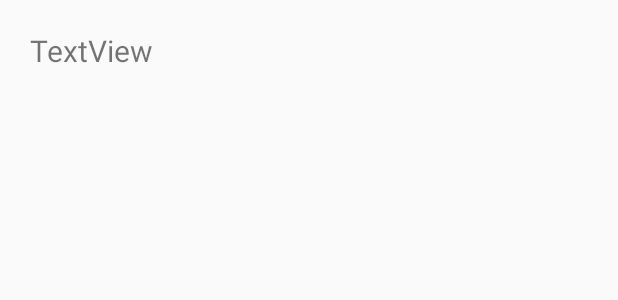
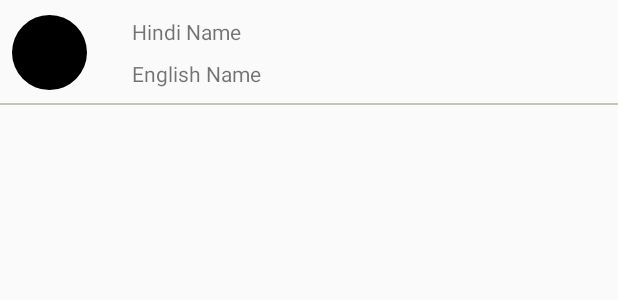
Before and after one commit to hashtag-it-consultancy/Aarti_Sangrah, an Android app: the layout audio_card.xml on its own in the app's theme, with its tools: preview values and no code run, on a phone screen of 412 x 824 dp. Shown: the top 300 px of the screen. Run offline under Robolectric (Android 15) with nearby library versions, the light colour scheme and no system bars.

Commit message:
Firebase Realtime Database to fetch names of Aartis and recyclerview UI

```diff
--- a/app/build.gradle
+++ b/app/build.gradle
@@ -1,5 +1,6 @@
 plugins {
     id 'com.android.application'
+    id 'com.google.gms.google-services'
 }
 
 android {
@@ -32,6 +33,7 @@ dependencies {
     implementation 'androidx.appcompat:appcompat:1.3.1'
     implementation 'com.google.android.material:material:1.4.0'
     implementation 'androidx.constraintlayout:constraintlayout:2.1.0'
+    implementation 'com.google.firebase:firebase-database:20.0.1'
     testImplementation 'junit:junit:4.+'
     androidTestImplementation 'androidx.test.ext:junit:1.1.3'
     androidTestImplementation 'androidx.test.espresso:espresso-core:3.4.0'
@@ -41,6 +43,9 @@ dependencies {
     //circular image
     implementation 'de.hdodenhof:circleimageview:3.1.0'
 
+    implementation 'com.github.bumptech.glide:glide:4.12.0'
+    annotationProcessor 'com.github.bumptech.glide:compiler:4.12.0'
+
     //Card View
 
 }
--- a/app/src/main/AndroidManifest.xml
+++ b/app/src/main/AndroidManifest.xml
@@ -1,6 +1,7 @@
 <?xml version="1.0" encoding="utf-8"?>
 <manifest xmlns:android="http://schemas.android.com/apk/res/android"
     package="com.example.aarti_sangrah">
+    <uses-permission android:name="android.permission.INTERNET"/>
 
     <application
         android:allowBackup="true"
--- a/app/src/main/res/layout/audio_card.xml
+++ b/app/src/main/res/layout/audio_card.xml
@@ -2,8 +2,8 @@
 <androidx.constraintlayout.widget.ConstraintLayout xmlns:android="http://schemas.android.com/apk/res/android"
     xmlns:app="http://schemas.android.com/apk/res-auto"
     xmlns:tools="http://schemas.android.com/tools"
-    android:layout_width="wrap_content"
-    android:layout_height="wrap_content">
+    android:layout_width="match_parent"
+    android:layout_height="70dp">
 
 
     <androidx.constraintlayout.widget.Guideline
@@ -11,52 +11,67 @@
         android:layout_width="wrap_content"
         android:layout_height="wrap_content"
         android:orientation="vertical"
-        app:layout_constraintGuide_begin="20dp" />
+        app:layout_constraintGuide_percent="0.02" />
 
     <androidx.constraintlayout.widget.Guideline
         android:id="@+id/guideline7"
         android:layout_width="wrap_content"
         android:layout_height="wrap_content"
         android:orientation="vertical"
-        app:layout_constraintGuide_end="20dp" />
+        app:layout_constraintGuide_percent="0.98" />
 
     <androidx.constraintlayout.widget.Guideline
         android:id="@+id/guideline8"
         android:layout_width="wrap_content"
         android:layout_height="wrap_content"
         android:orientation="horizontal"
-        app:layout_constraintGuide_begin="20dp" />
+        app:layout_constraintGuide_percent="0.95" />
 
     <androidx.constraintlayout.widget.Guideline
         android:id="@+id/guideline9"
         android:layout_width="wrap_content"
         android:layout_height="wrap_content"
         android:orientation="horizontal"
-        app:layout_constraintGuide_end="20dp" />
+        app:layout_constraintGuide_percent="0.05" />
+
+    <de.hdodenhof.circleimageview.CircleImageView
+        android:id="@+id/aarti_image_view"
+        android:layout_width="50dp"
+        android:layout_height="50dp"
+        android:src="@color/black"
+        app:layout_constraintBottom_toTopOf="@+id/guideline8"
+        app:layout_constraintStart_toStartOf="@+id/guideline6"
+        app:layout_constraintTop_toTopOf="@+id/guideline9" />
 
     <TextView
-        android:id="@+id/demoTextView"
+        android:id="@+id/hindi_name"
         android:layout_width="wrap_content"
         android:layout_height="wrap_content"
-        android:backgroundTint="@color/black"
-        android:text="TextView"
-        android:textSize="20sp"
-        app:layout_constraintBottom_toTopOf="@+id/guideline9"
-        app:layout_constraintEnd_toStartOf="@+id/guideline7"
-        app:layout_constraintStart_toStartOf="@+id/guideline6"
-        app:layout_constraintTop_toTopOf="@+id/guideline8" />
+        android:layout_marginLeft="30dp"
+        android:text="Hindi Name"
+        app:layout_constraintBottom_toTopOf="@+id/guideline8"
+        app:layout_constraintStart_toEndOf="@+id/aarti_image_view"
+        app:layout_constraintTop_toTopOf="@+id/guideline9"
+        app:layout_constraintVertical_bias="0.18" />
 
-    <!--    <android.support.v7.widget.CardView-->
-<!--        android:layout_width="match_parent"-->
-<!--        android:layout_height="wrap_content"-->
-<!--        android:layout_marginEnd="16dp"-->
-<!--        app:cardCornerRadius="10dp"-->
-<!--        app:layout_constraintBottom_toTopOf="@+id/guideline9"-->
-<!--        app:layout_constraintEnd_toEndOf="parent"-->
-<!--        app:layout_constraintStart_toStartOf="@+id/guideline6"-->
-<!--        app:layout_constraintTop_toTopOf="@+id/guideline8">-->
-
-<!--    </android.support.v7.widget.CardView>-->
+    <TextView
+        android:id="@+id/english_name"
+        android:layout_width="wrap_content"
+        android:layout_height="wrap_content"
+        android:layout_marginLeft="30dp"
+        android:text="English Name"
+        app:layout_constraintBottom_toTopOf="@+id/guideline8"
+        app:layout_constraintStart_toEndOf="@+id/aarti_image_view"
+        app:layout_constraintTop_toBottomOf="@+id/hindi_name" />
+    <View
+        android:layout_width="fill_parent"
+        android:layout_height="1dp"
+        android:background="@color/grey"
+        app:layout_constraintBottom_toBottomOf="parent"
+        app:layout_constraintEnd_toEndOf="parent"
+        app:layout_constraintStart_toStartOf="parent"
+        app:layout_constraintTop_toTopOf="parent"
+        app:layout_constraintVertical_bias="1.0" />
 
 
 </androidx.constraintlayout.widget.ConstraintLayout>
--- a/app/src/main/res/values/colors.xml
+++ b/app/src/main/res/values/colors.xml
@@ -8,4 +8,6 @@
     <color name="black">#FF000000</color>
     <color name="white">#FFFFFFFF</color>
     <color name="bgcolor">#F9E22C</color>
+    <color name="grey">#c4c3be</color>
+
 </resources>
--- a/build.gradle
+++ b/build.gradle
@@ -5,7 +5,8 @@ buildscript {
         mavenCentral()
     }
     dependencies {
-        classpath "com.android.tools.build:gradle:7.0.0"
+        classpath 'com.android.tools.build:gradle:4.1.2'
+        classpath 'com.google.gms:google-services:4.3.8'
 
 
         // NOTE: Do not place your application dependencies here; they belong
```
Also changed, not shown: app/src/main/java/com/example/aarti_sangrah/CustomAdapter.java (+34 -10 lines), app/src/main/java/com/example/aarti_sangrah/MainActivity.java (+45 -4 lines), 1 other file.
